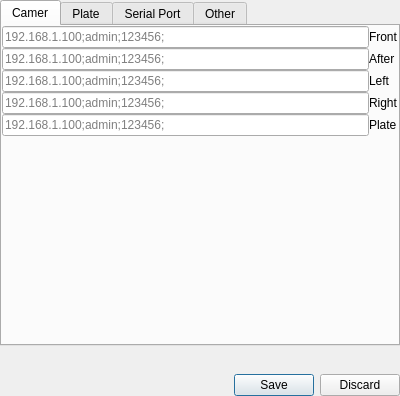
Old version of the form MainUI/channelsettingwidget.ui in the repository 519984307/Container_20191221.
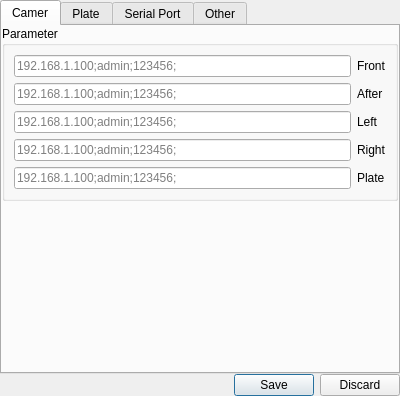
New version of the form.

```diff
--- a/MainUI/channelsettingwidget.ui
+++ b/MainUI/channelsettingwidget.ui
@@ -30,19 +30,6 @@
     <number>0</number>
    </property>
    <item row="1" column="0">
-    <spacer name="verticalSpacer">
-     <property name="orientation">
-      <enum>Qt::Vertical</enum>
-     </property>
-     <property name="sizeHint" stdset="0">
-      <size>
-       <width>20</width>
-       <height>40</height>
-      </size>
-     </property>
-    </spacer>
-   </item>
-   <item row="2" column="0">
     <widget class="QDialogButtonBox" name="buttonBox">
      <property name="maximumSize">
       <size>
@@ -80,6 +67,51 @@
        <property name="spacing">
         <number>0</number>
        </property>
+       <item row="0" column="0">
+        <widget class="QGroupBox" name="groupBox">
+         <property name="title">
+          <string>Parameter</string>
+         </property>
+         <layout class="QGridLayout" name="gridLayout_2">
+          <item row="0" column="0">
+           <layout class="QVBoxLayout" name="verticalLayout_3">
+            <item>
+             <widget class="QLineEdit" name="FrontCamer">
+              <property name="placeholderText">
+               <string>192.168.1.100;admin;123456;</string>
+              </property>
+             </widget>
+            </item>
+            <item>
+             <widget class="QLineEdit" name="AfterCamer">
+              <property name="placeholderText">
+               <string>192.168.1.100;admin;123456;</string>
+              </property>
+             </widget>
+            </item>
+            <item>
+             <widget class="QLineEdit" name="LeftCamer">
+              <property name="placeholderText">
+               <string>192.168.1.100;admin;123456;</string>
+              </property>
+             </widget>
+            </item>
+            <item>
+             <widget class="QLineEdit" name="RgihtCamer">
+              <property name="placeholderText">
+               <string>192.168.1.100;admin;123456;</string>
+              </property>
+             </widget>
+            </item>
+            <item>
+             <widget class="QLineEdit" name="PlateCamer">
+              <property name="placeholderText">
+               <string>192.168.1.100;admin;123456;</string>
+              </property>
+             </widget>
+            </item>
+           </layout>
+          </item>
        <item row="0" column="1">
         <layout class="QVBoxLayout" name="verticalLayout_4">
          <item>
@@ -125,44 +157,8 @@
          </item>
         </layout>
        </item>
-       <item row="0" column="0">
-        <layout class="QVBoxLayout" name="verticalLayout_3">
-         <item>
-          <widget class="QLineEdit" name="FrontCamer">
-           <property name="placeholderText">
-            <string>192.168.1.100;admin;123456;</string>
-           </property>
-          </widget>
-         </item>
-         <item>
-          <widget class="QLineEdit" name="AfterCamer">
-           <property name="placeholderText">
-            <string>192.168.1.100;admin;123456;</string>
-           </property>
-          </widget>
-         </item>
-         <item>
-          <widget class="QLineEdit" name="LeftCamer">
-           <property name="placeholderText">
-            <string>192.168.1.100;admin;123456;</string>
-           </property>
-          </widget>
-         </item>
-         <item>
-          <widget class="QLineEdit" name="RgihtCamer">
-           <property name="placeholderText">
-            <string>192.168.1.100;admin;123456;</string>
-           </property>
-          </widget>
-         </item>
-         <item>
-          <widget class="QLineEdit" name="PlateCamer">
-           <property name="placeholderText">
-            <string>192.168.1.100;admin;123456;</string>
-           </property>
-          </widget>
-         </item>
-        </layout>
+         </layout>
+        </widget>
        </item>
        <item row="1" column="0">
         <spacer name="verticalSpacer_6">
@@ -172,7 +168,7 @@
          <property name="sizeHint" stdset="0">
           <size>
            <width>20</width>
-           <height>154</height>
+           <height>100</height>
           </size>
          </property>
         </spacer>
```
Left out of the diff: 4 changed lines with no effect on the pictures. Lines whose indentation alone changed are shown as unchanged.
